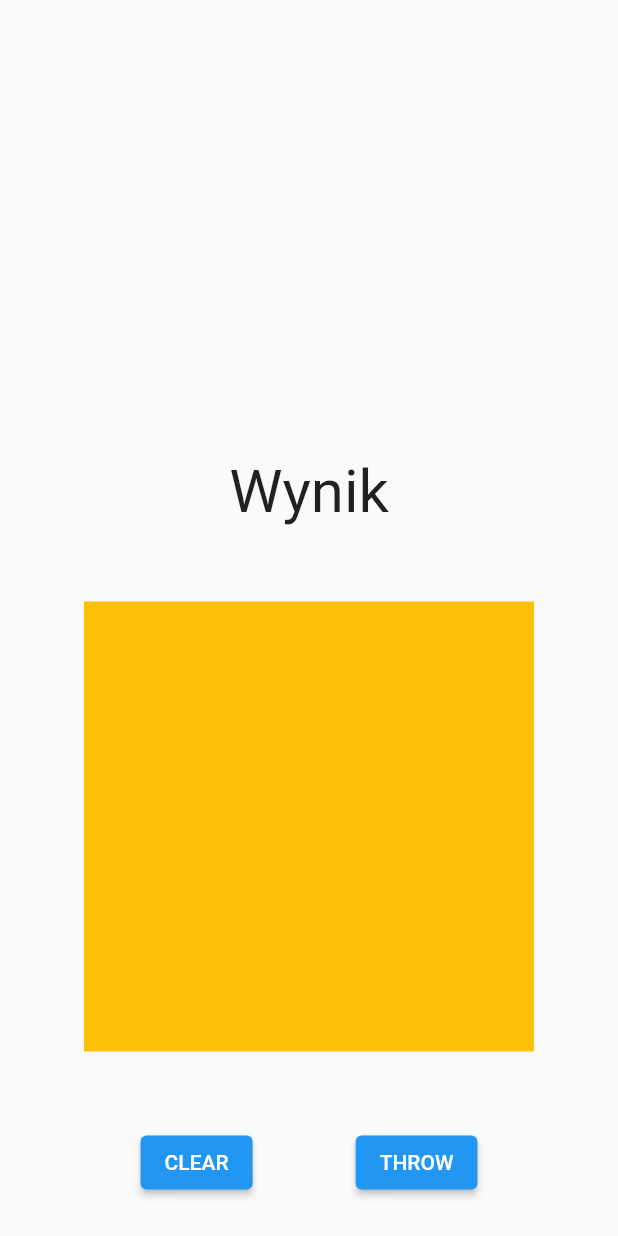
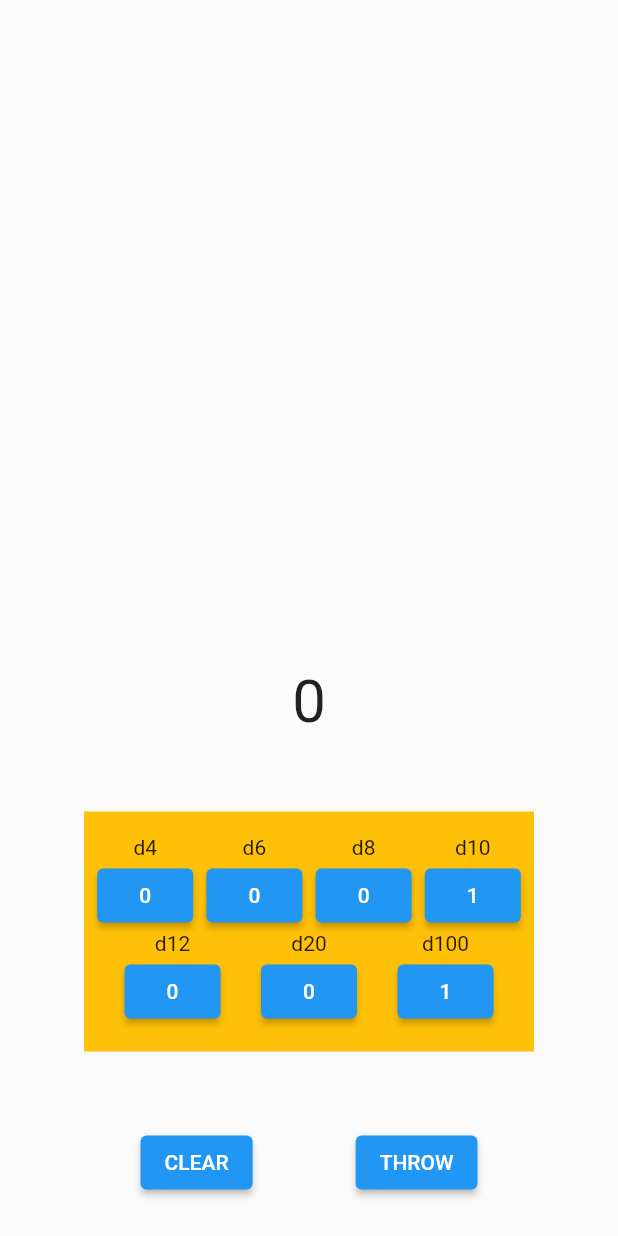
Before and after one commit to UserIOI/mobilkiApp, a Flutter app: the dices screen opened directly, on a phone screen of 412 x 824 dp. Run offline on Flutter 3.47's test engine with Material 2 defaults, Android fonts, the phone set to English and light mode, and no system bars; missing offline and left inert: dice_icons, three_dart.

Commit message:
Small changes for ui dices design

```diff
--- a/mobilki_app/lib/dices.dart
+++ b/mobilki_app/lib/dices.dart
@@ -1,4 +1,5 @@
 import 'package:flutter/material.dart';
+import 'package:three_dart/three_dart.dart';
 
 List<int> numbers = [4, 6, 8, 10, 12, 20, 100];
 
@@ -10,6 +11,25 @@ class dices extends StatefulWidget {
 class _ParentWidgetState extends State<dices> {
   double dragStartPosition = 0, dragEndPosition = 0, navBarHeight = 70;
   double deviceWidth = 0, deviceHeight = 0;
+  bool clearing = false;
+  int d4 = 0, d6 = 0, d8 = 0, d10 = 1, d12 = 0, d20 = 0, d100 = 1, wynik = 0;
+
+  void throwDices() {
+    //** Bla bla bla */
+    wynik = d4 + d6 + d8 + d10 + d12 + d20 + d100;
+  }
+
+  void clearDices() {
+    d4 = 0;
+    d6 = 0;
+    d8 = 0;
+    d10 = 0;
+    d12 = 0;
+    d20 = 0;
+    d100 = 0;
+    throwDices();
+  }
+
   @override
   Widget build(BuildContext context) {
     return GestureDetector(
@@ -32,15 +52,122 @@ class _ParentWidgetState extends State<dices> {
           child: Column(
             mainAxisAlignment: MainAxisAlignment.end,
             children: [
-              const Center(
-                child: Text('Wynik', style: TextStyle(fontSize: 40)),
-              ),
+              Center(
+                  child: Text(
+                "$wynik",
+                style: TextStyle(fontSize: 40),
+              )),
               Container(
                 color: Colors.amber,
-                height: 300.0,
+                height: 160.0,
                 width: 300.0,
-                //** Jakos rozwiazac te dodawanie kostek do rzutu
-                //** Jakies img kostek albo cos i onClick +1 kostka pod kostami jakis counter ile ich jest, podstawowe beda ze 1xD100 i 1xD10 */
+                child: Column(
+                  mainAxisAlignment: MainAxisAlignment.center,
+                  children: [
+                    Row(
+                      mainAxisAlignment: MainAxisAlignment.spaceEvenly,
+                      children: [
+                        Container(
+                          child: Column(children: [
+                            Text("d4"),
+                            ElevatedButton(
+                              child: Text('$d4'),
+                              onPressed: () {
+                                setState(() {
+                                  d4 = d4 + 1;
+                                });
+                              },
+                            )
+                          ]),
+                        ),
+                        Container(
+                          child: Column(children: [
+                            Text("d6"),
+                            ElevatedButton(
+                              child: Text('$d6'),
+                              onPressed: () {
+                                setState(() {
+                                  d6 = d6 + 1;
+                                });
+                              },
+                            )
+                          ]),
+                        ),
+                        Container(
+                          child: Column(children: [
+                            Text("d8"),
+                            ElevatedButton(
+                              child: Text('$d8'),
+                              onPressed: () {
+                                setState(() {
+                                  d8 = d8 + 1;
+                                });
+                              },
+                            )
+                          ]),
+                        ),
+                        Container(
+                          child: Column(children: [
+                            Text("d10"),
+                            ElevatedButton(
+                              child: Text('$d10'),
+                              onPressed: () {
+                                setState(() {
+                                  d10 = d10 + 1;
+                                });
+                              },
+                            )
+                          ]),
+                        ),
+                      ],
+                    ),
+                    Row(
+                      mainAxisAlignment: MainAxisAlignment.spaceEvenly,
+                      children: [
+                        Container(
+                          child: Column(children: [
+                            Text("d12"),
+                            ElevatedButton(
+                              child: Text('$d12'),
+                              onPressed: () {
+                                setState(() {
+                                  d12 = d12 + 1;
+                                });
+                              },
+                            )
+                          ]),
+                        ),
+                        Container(
+                          child: Column(children: [
+                            Text("d20"),
+                            ElevatedButton(
+                              child: Text('$d20'),
+                              onPressed: () {
+                                setState(() {
+                                  d20 = d20 + 1;
+                                });
+                              },
+                            )
+                          ]),
+                        ),
+                        Container(
+                          child: Column(children: [
+                            Text("d100"),
+                            ElevatedButton(
+                              child: Text('$d100'),
+                              onPressed: () {
+                                setState(() {
+                                  d100 = d100 + 1;
+                                });
+                              },
+                            )
+                          ]),
+                        ),
+                      ],
+                    ),
+                  ],
+                ),
+                //** Dodac unity ???
               ),
               Row(
                 mainAxisAlignment: MainAxisAlignment.spaceEvenly,
@@ -48,13 +175,17 @@ class _ParentWidgetState extends State<dices> {
                   //** Rozmiar buttonów oraz wyrzej dać widgety */
                   ElevatedButton(
                     onPressed: () {
-                      Navigator.pop(context);
+                      setState(() {
+                        clearDices();
+                      });
                     },
                     child: const Text('CLEAR'),
                   ),
                   ElevatedButton(
                     onPressed: () {
-                      Navigator.pop(context);
+                      setState(() {
+                        throwDices();
+                      });
                     },
                     child: const Text('THROW'),
                   ),
--- a/mobilki_app/pubspec.yaml
+++ b/mobilki_app/pubspec.yaml
@@ -36,6 +36,8 @@ dependencies:
   # Use with the CupertinoIcons class for iOS style icons.
   cupertino_icons: ^1.0.2
   dice_icons: ^0.1.5
+  d20: ^0.3.1+1
+  three_dart: ^0.0.16
 
 dev_dependencies:
   flutter_test:
```
Also changed, not shown: mobilki_app/pubspec.lock, 3 other files.
